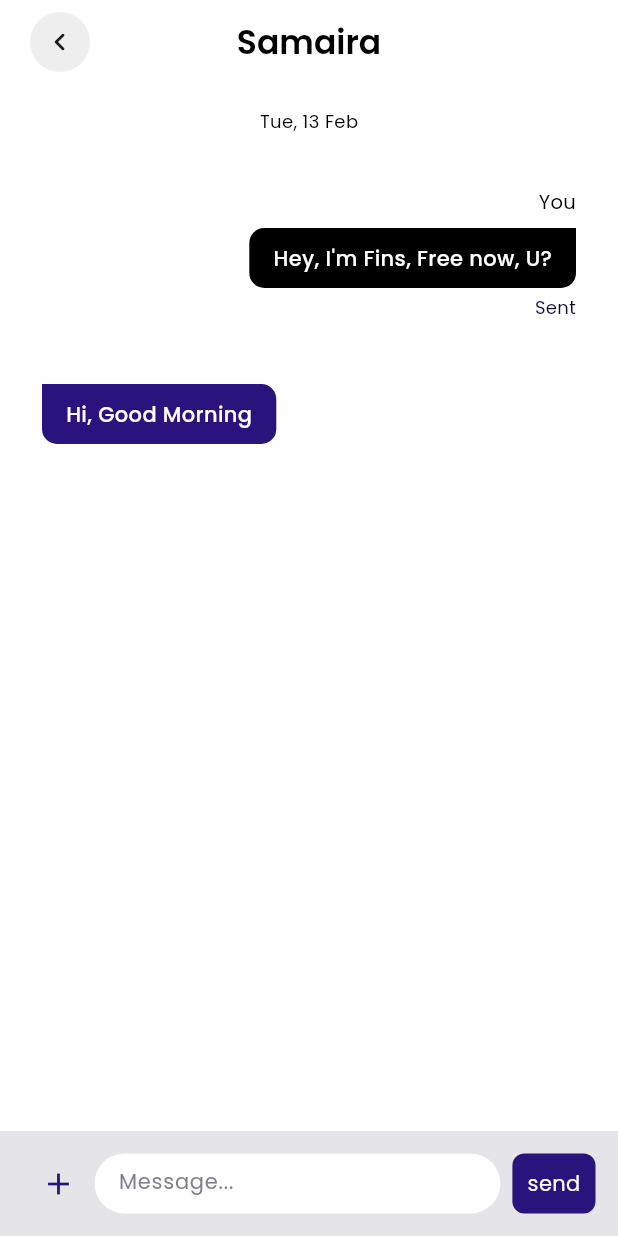
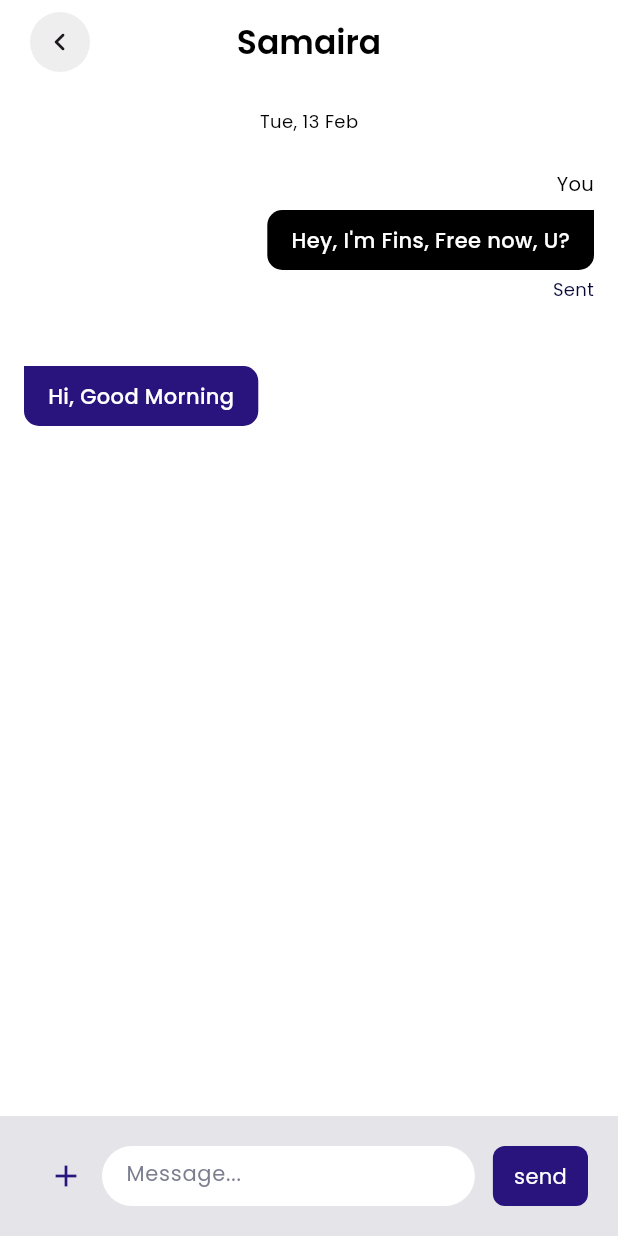
Before and after one commit to ELASHMAWYDEV/cast-in, a Flutter app: the ChatScreen screen opened by its route, on a phone screen of 412 x 824 dp. Run offline on Flutter 3.47's test engine with Material 3 defaults, Android fonts, the light colour scheme and no system bars; our stand-ins replace dotted_border, flutter_form_builder, form_builder_validators, get, image_picker, pinput and 1 more; accounts and stored records are empty; statements that could not run were skipped.

Commit message:
fixed some ui issues in chat_screen & post_details_screen

```diff
--- a/lib/services/localization_service.dart
+++ b/lib/services/localization_service.dart
@@ -1,4 +1,3 @@
-import 'dart:ui';
 
 import 'package:cast_in/services/storage_service.dart';
 import 'package:flutter/material.dart';
--- a/lib/ui/common/send_message_widegt.dart
+++ b/lib/ui/common/send_message_widegt.dart
@@ -11,18 +11,14 @@ class SendMessageWidegt extends StatelessWidget {
 
   @override
   Widget build(BuildContext context) {
-    return Positioned(
-      bottom: 0,
-      left: 0,
-      right: 0,
-      child: Container(
+    return Container(
       width: double.infinity,
-        height: 70,
+      height: 80,
       decoration: BoxDecoration(
         color: AppStyle.grey.withValues(alpha: 0.2),
       ),
       child: Padding(
-          padding: const EdgeInsets.all(15.0),
+        padding: const EdgeInsets.all(20),
         child: Row(
           children: [
             withAddIcon == true
@@ -48,9 +44,8 @@ class SendMessageWidegt extends StatelessWidget {
                   borderSide: BorderSide.none,
                 ),
               ),
-                ),
-              ),
-              const SizedBox(width: 8),
+            )),
+            SizedBox(width: 12),
             Container(
               decoration: BoxDecoration(
                 color: AppStyle.secondaryTextColor,
@@ -58,7 +53,7 @@ class SendMessageWidegt extends StatelessWidget {
               ),
               child: Center(
                   child: Padding(
-                  padding: const EdgeInsets.symmetric(horizontal: 10),
+                padding: const EdgeInsets.symmetric(horizontal: 14),
                 child: GestureDetector(
                   onTap: () {
                     if (_controller.text.isNotEmpty) {
@@ -76,7 +71,6 @@ class SendMessageWidegt extends StatelessWidget {
           ],
         ),
       ),
-      ),
     );
   }
 }
--- a/lib/ui/screens/auth/login/login_controller.dart
+++ b/lib/ui/screens/auth/login/login_controller.dart
@@ -8,10 +8,6 @@ class LoginController extends GetxController {
   final GlobalKey<FormBuilderState> _formKey = GlobalKey<FormBuilderState>();
   get formKey => _formKey;
 
-  @override
-  void onInit() {
-    super.onInit();
-  }
 
   void login() {
     if (_formKey.currentState!.validate(focusOnInvalid: true)) {
--- a/lib/ui/screens/home/home_screen.dart
+++ b/lib/ui/screens/home/home_screen.dart
@@ -1,9 +1,7 @@
-import 'package:cast_in/ui/common/custom_appbar.dart';
 import 'package:cast_in/ui/components/post/post_card.dart';
 import 'package:cast_in/ui/screens/main_layout/main_controller.dart';
 import 'package:cast_in/utils/app_assets.dart';
 import 'package:cast_in/utils/app_enums.dart';
-import 'package:cast_in/utils/app_router.dart';
 import 'package:cast_in/utils/style.dart';
 import 'package:flutter/material.dart';
 import 'package:get/get.dart';
--- a/lib/ui/screens/main_layout/main_controller.dart
+++ b/lib/ui/screens/main_layout/main_controller.dart
@@ -2,7 +2,6 @@ import 'package:cast_in/ui/screens/explore/explore_screen.dart';
 import 'package:cast_in/ui/screens/home/home_screen.dart';
 import 'package:cast_in/ui/screens/messages/messages/messages_screen.dart';
 import 'package:cast_in/ui/screens/profile/profile/profile_screen.dart';
-import 'package:cast_in/ui/screens/search/search_screen.dart';
 import 'package:cast_in/ui/screens/settings/settings_screen.dart';
 import 'package:cast_in/utils/app_assets.dart';
 import 'package:cast_in/utils/app_router.dart';
--- a/lib/ui/screens/messages/chat/chat_screen.dart
+++ b/lib/ui/screens/messages/chat/chat_screen.dart
@@ -11,34 +11,43 @@ class ChatScreen extends StatelessWidget {
   final ChatController chatController = Get.put(ChatController());
 
   ChatScreen({super.key});
+
   String formatDateTime(DateTime dateTime) {
     return DateFormat('E, d MMM').format(dateTime);
   }
 
   @override
   Widget build(BuildContext context) {
+    return GetBuilder<ChatController>(builder: (context) {
       return Scaffold(
         appBar: CustomAppBar(
           title: ('Samaira'),
           isBackBtnEnabled: true,
         ),
         body: Column(
+          mainAxisSize: MainAxisSize.min,
+          children: [
+            Expanded(
+              child: SingleChildScrollView(
+                physics: const ScrollPhysics(
+                  parent: BouncingScrollPhysics(
+                    decelerationRate: ScrollDecelerationRate.fast,
+                  ),
+                ),
+                child: Column(
                   children: [
                     Padding(
                       padding: const EdgeInsets.symmetric(vertical: 16.0),
-            child: Obx(() => Text(
+                      child: Text(
                         formatDateTime(chatController.dateTime.value),
                         style: AppStyle.bodyTextStyle3,
-                )),
                       ),
-          Expanded(
-            child: Obx(
-              () => ListView.builder(
-                padding: const EdgeInsets.all(12),
-                itemCount: chatController.messages.length,
-                itemBuilder: (context, index) {
-                  final message = chatController.messages[index];
-                  return Align(
+                    ),
+                    Column(
+                      mainAxisSize: MainAxisSize.min,
+                      children: chatController.messages
+                          .map(
+                            (message) => Align(
                               alignment: message.isMe ? Alignment.centerRight : Alignment.centerLeft,
                               child: ChatBubble(
                                 sender: message.senderName,
@@ -46,15 +55,20 @@ class ChatScreen extends StatelessWidget {
                                 time: message.timestamp,
                                 isMe: message.isMe,
                               ),
-                  );
-                },
+                            ),
+                          )
+                          .toList(),
+                    ),
+                  ],
                 ),
               ),
             ),
-          // Input Section
-          SendMessageWidegt(withAddIcon: true),
+            SendMessageWidegt(
+              withAddIcon: true,
+            )
           ],
         ),
       );
+    });
   }
 }
--- a/lib/ui/screens/messages/components/chat_Bubble.dart
+++ b/lib/ui/screens/messages/components/chat_Bubble.dart
@@ -1,6 +1,5 @@
 import 'package:cast_in/utils/style.dart';
 import 'package:flutter/material.dart';
-import 'package:intl/intl.dart';
 
 class ChatBubble extends StatelessWidget {
   final String sender;
--- a/lib/ui/screens/messages/components/message_card.dart
+++ b/lib/ui/screens/messages/components/message_card.dart
@@ -22,7 +22,7 @@ class MessageCard extends StatelessWidget {
             borderRadius: BorderRadius.circular(20),
             boxShadow: [
               BoxShadow(
-                color: AppStyle.grey.withValues(alpha: 0.2),
+                color: AppStyle.grey.withValues(alpha: 0.1),
                 blurRadius: 8,
                 offset: const Offset(0, 4),
               ),
--- a/lib/ui/screens/profile/profile/profile_screen.dart
+++ b/lib/ui/screens/profile/profile/profile_screen.dart
@@ -1,5 +1,4 @@
 import 'package:cast_in/ui/screens/main_layout/main_controller.dart';
-import 'package:cast_in/utils/app_router.dart';
 import 'package:flutter/material.dart';
 import 'package:get/get.dart';
 
--- a/lib/ui/screens/splash/splash_screen.dart
+++ b/lib/ui/screens/splash/splash_screen.dart
@@ -10,11 +10,10 @@ class SplashScreen extends StatelessWidget {
 
   @override
   Widget build(BuildContext context) {
-    return Expanded(
-        child: Image.asset(
+    return Image.asset(
       AppAssets.splashImage,
       width: double.infinity,
       height: double.infinity,
-    ));
+    );
   }
 }
--- a/lib/utils/app_router.dart
+++ b/lib/utils/app_router.dart
@@ -8,7 +8,6 @@ import 'package:cast_in/ui/screens/post_details/post_details_screen.dart';
 import 'package:cast_in/ui/screens/settings/settings_screen.dart';
 import 'package:cast_in/ui/screens/splash/splash_screen.dart';
 import 'package:cast_in/ui/screens/messages/chat/chat_screen.dart';
-import 'package:cast_in/ui/screens/messages/messages/messages_screen.dart';
 import 'package:get/get.dart';
 
 abstract class AppRouter {
@@ -23,7 +22,6 @@ abstract class AppRouter {
   static const NOTIFICATIONS = '/main/notifications';
   static const CHAT = '/main/messages/chat';
   static const SETTINGS = '/main/profile/settings';
-
 
   static const String initialRoute = SPLASH;
 
--- a/pubspec.yaml
+++ b/pubspec.yaml
@@ -35,7 +35,7 @@ dependencies:
   # Use with the CupertinoIcons class for iOS style icons.
   cupertino_icons: ^1.0.8
   get: ^4.6.6
-  intl: ^0.18.0
+  intl: ^0.19.0
   shared_preferences: ^2.3.3
   flutter_form_builder: ^9.5.0
   form_builder_validators: ^11.0.0
```
Also changed, not shown: lib/ui/screens/post_details/post_details_screen.dart (+12 -10 lines), lib/ui/screens/settings/settings_screen.dart (+2 -9 lines), pubspec.lock, 1 other file. Lines whose indentation alone changed are shown as unchanged.
